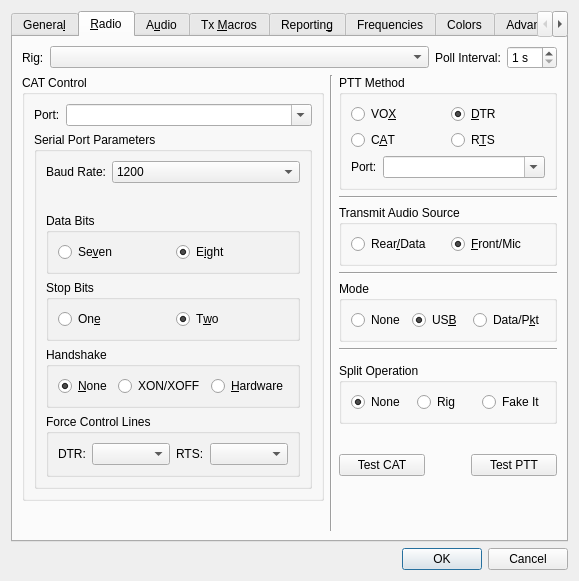
This is Configuration.ui in qcmiao1998/js8call as Qt 5 draws it before an edit. The edited form follows.
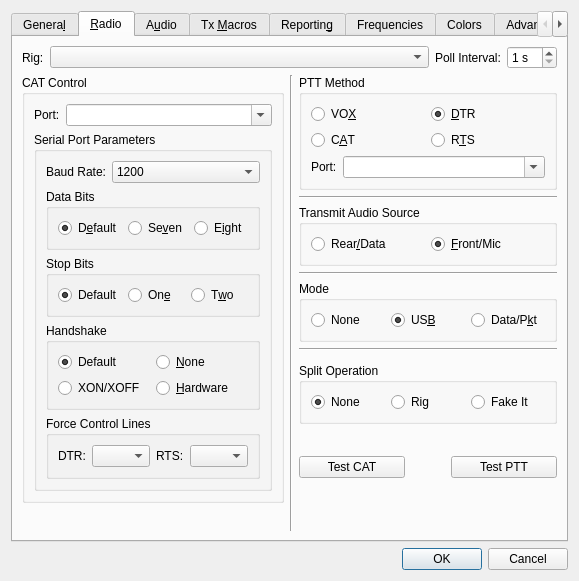
This is the edited form. The open tabs and pages were chosen to show the change.

Diff of the .ui file:
```diff
--- a/Configuration.ui
+++ b/Configuration.ui
@@ -6,8 +6,8 @@
    <rect>
     <x>0</x>
     <y>0</y>
-    <width>534</width>
-    <height>530</height>
+    <width>530</width>
+    <height>550</height>
    </rect>
   </property>
   <property name="windowTitle">
@@ -644,6 +644,19 @@
                 <string>Data Bits</string>
                </property>
                <layout class="QHBoxLayout" name="horizontalLayout_4">
+                <item>
+                 <widget class="QRadioButton" name="CAT_default_bit_radio_button">
+                  <property name="text">
+                   <string>D&amp;efault</string>
+                  </property>
+                  <property name="checked">
+                   <bool>true</bool>
+                  </property>
+                  <attribute name="buttonGroup">
+                   <string notr="true">CAT_data_bits_button_group</string>
+                  </attribute>
+                 </widget>
+                </item>
                 <item>
                  <widget class="QRadioButton" name="CAT_7_bit_radio_button">
                   <property name="text">
@@ -660,7 +673,7 @@
                    <string>E&amp;ight</string>
                   </property>
                   <property name="checked">
-                   <bool>true</bool>
+                   <bool>false</bool>
                   </property>
                   <attribute name="buttonGroup">
                    <string notr="true">CAT_data_bits_button_group</string>
@@ -679,6 +692,19 @@
                 <string>Stop Bits</string>
                </property>
                <layout class="QHBoxLayout" name="horizontalLayout_2">
+                <item>
+                 <widget class="QRadioButton" name="CAT_default_stop_bit_radio_button">
+                  <property name="text">
+                   <string>Default</string>
+                  </property>
+                  <property name="checked">
+                   <bool>true</bool>
+                  </property>
+                  <attribute name="buttonGroup">
+                   <string notr="true">CAT_stop_bits_button_group</string>
+                  </attribute>
+                 </widget>
+                </item>
                 <item>
                  <widget class="QRadioButton" name="CAT_one_stop_bit_radio_button">
                   <property name="text">
@@ -695,7 +721,7 @@
                    <string>T&amp;wo</string>
                   </property>
                   <property name="checked">
-                   <bool>true</bool>
+                   <bool>false</bool>
                   </property>
                   <attribute name="buttonGroup">
                    <string notr="true">CAT_stop_bits_button_group</string>
@@ -715,19 +741,32 @@
                </property>
                <layout class="QGridLayout" name="gridLayout_11">
                 <item row="0" column="0">
+                 <widget class="QRadioButton" name="CAT_handshake_default_radio_button">
+                  <property name="text">
+                   <string>Default</string>
+                  </property>
+                  <property name="checked">
+                   <bool>true</bool>
+                  </property>
+                  <attribute name="buttonGroup">
+                   <string notr="true">CAT_handshake_button_group</string>
+                  </attribute>
+                 </widget>
+                </item>
+                <item row="0" column="1">
                  <widget class="QRadioButton" name="CAT_handshake_none_radio_button">
                   <property name="text">
                    <string>&amp;None</string>
                   </property>
                   <property name="checked">
-                   <bool>true</bool>
+                   <bool>false</bool>
                   </property>
                   <attribute name="buttonGroup">
                    <string notr="true">CAT_handshake_button_group</string>
                   </attribute>
                  </widget>
                 </item>
-                <item row="0" column="1">
+                <item row="1" column="0">
                  <widget class="QRadioButton" name="CAT_handshake_xon_radio_button">
                   <property name="toolTip">
                    <string>Software flow control (very rare on CAT interfaces).</string>
@@ -740,7 +779,7 @@
                   </attribute>
                  </widget>
                 </item>
-                <item row="0" column="2">
+                <item row="1" column="1">
                  <widget class="QRadioButton" name="CAT_handshake_hardware_radio_button">
                   <property name="toolTip">
                    <string>Flow control using the RTS and CTS RS-232 control lines
@@ -772,6 +811,25 @@
                <layout class="QHBoxLayout" name="horizontalLayout_8">
                 <item>
                  <layout class="QFormLayout" name="formLayout_8">
+                  <item row="0" column="1">
+                   <widget class="QComboBox" name="force_DTR_combo_box">
+                    <item>
+                     <property name="text">
+                      <string/>
+                     </property>
+                    </item>
+                    <item>
+                     <property name="text">
+                      <string>High</string>
+                     </property>
+                    </item>
+                    <item>
+                     <property name="text">
+                      <string>Low</string>
+                     </property>
+                    </item>
+                   </widget>
+                  </item>
                   <item row="0" column="0">
                    <widget class="QLabel" name="force_DTR_label">
                     <property name="text">
@@ -782,25 +840,6 @@
                     </property>
                    </widget>
                   </item>
-                  <item row="0" column="1">
-                   <widget class="QComboBox" name="force_DTR_combo_box">
-                    <item>
-                     <property name="text">
-                      <string/>
-                     </property>
-                    </item>
-                    <item>
-                     <property name="text">
-                      <string>High</string>
-                     </property>
-                    </item>
-                    <item>
-                     <property name="text">
-                      <string>Low</string>
-                     </property>
-                    </item>
-                   </widget>
-                  </item>
                  </layout>
                 </item>
                 <item>
```
Left out of the diff: 45 changed lines with no effect on the pictures.
